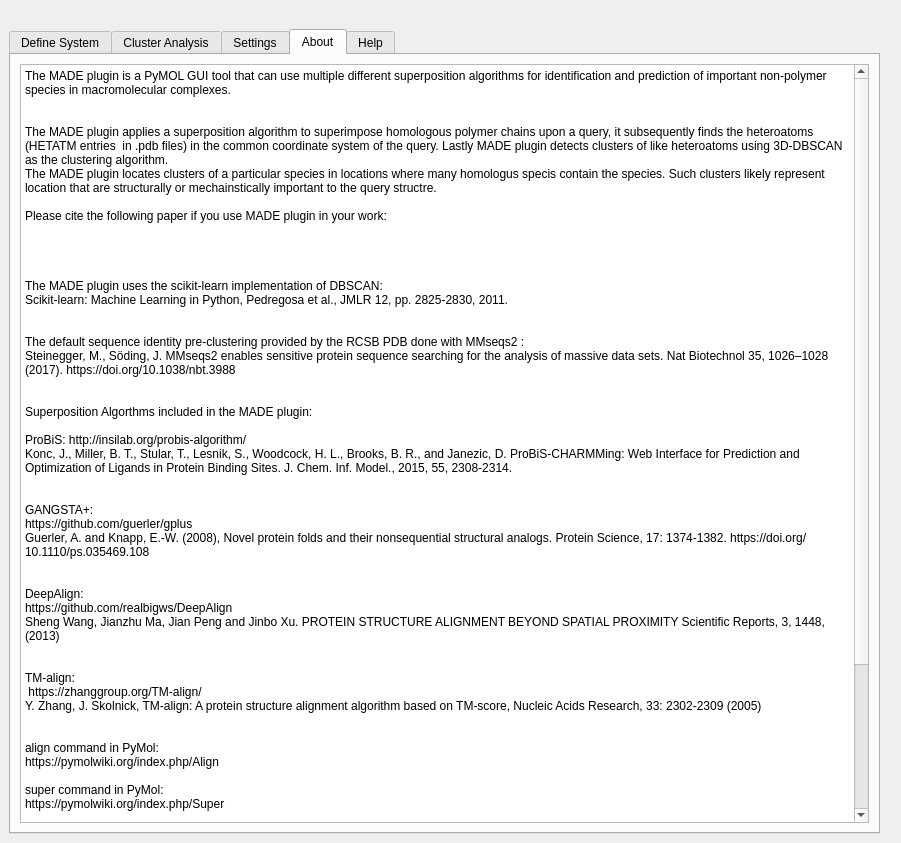
This is .MADE_plugin/UI/MADE_pluginMain.ui in UnixJunkie/MADE_software_mirror as Qt 5 draws it before an edit. The edited form follows.
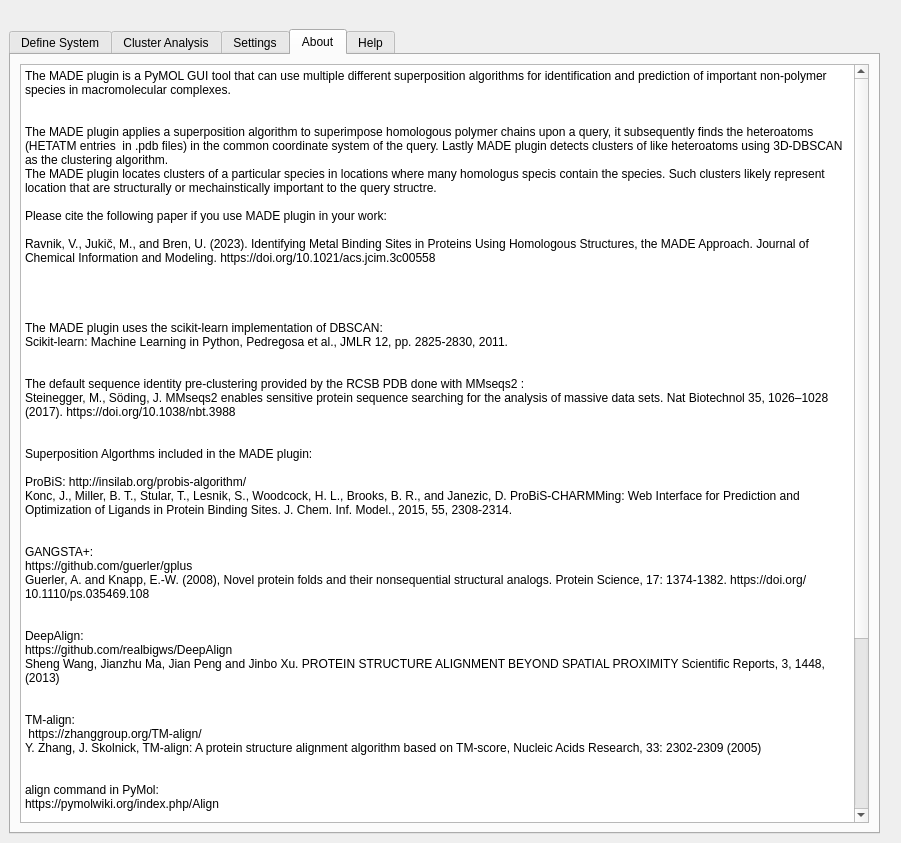
This is the edited form. The open tabs and pages were chosen to show the change. Icons and pictures are not drawn.

Commit message: Included JCIM article citation

```diff
--- a/.MADE_plugin/UI/MADE_pluginMain.ui
+++ b/.MADE_plugin/UI/MADE_pluginMain.ui
@@ -980,6 +980,8 @@
 
 Please cite the following paper if you use MADE plugin in your work:
 
+Ravnik, V., Jukič, M., and Bren, U. (2023). Identifying Metal Binding Sites in Proteins Using Homologous Structures, the MADE Approach. Journal of Chemical Information and Modeling. https://doi.org/10.1021/acs.jcim.3c00558
+
 
 
 
```
The commit also changes 1 other file.
